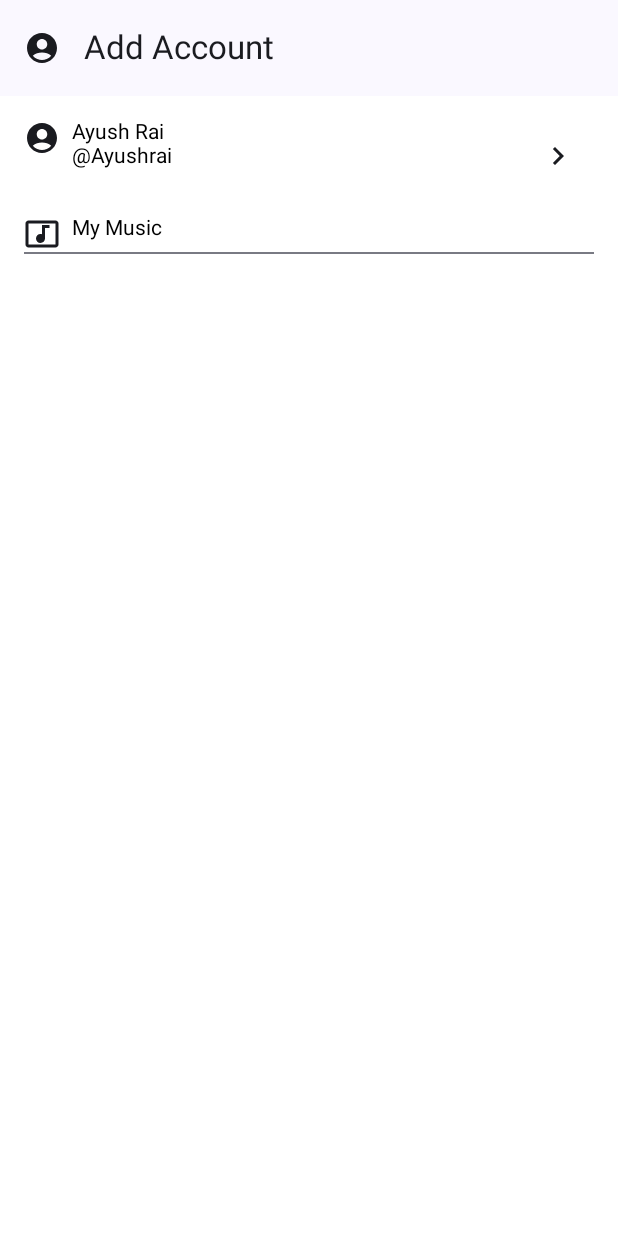
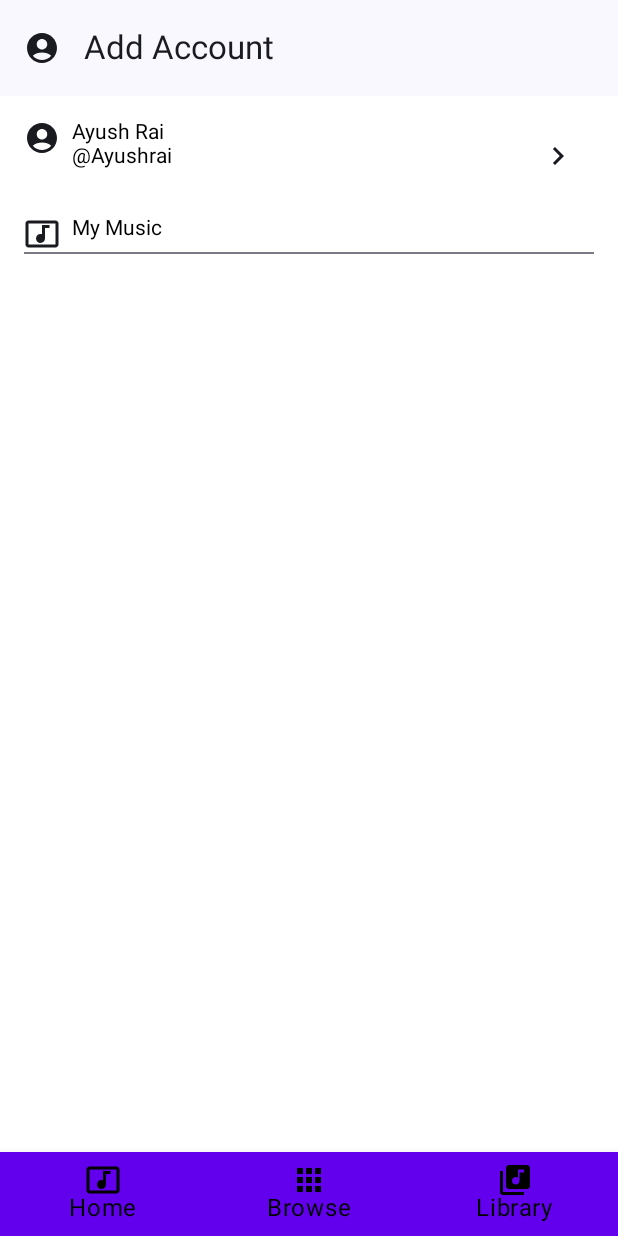
Before and after one commit to Ayushrai2005/Music_App, an Android app built with Jetpack Compose: the screen it shows after launch (MainActivity), on a phone screen of 412 x 824 dp. Run offline under Robolectric (Android 15) with nearby library versions, the phone set to English and light mode, and no system bars.

Commit message:
Prepared and designed Bottom Bar. Later implement Navigation screens

```diff
--- a/app/src/main/java/com/ayush/musicapp/Screen.kt
+++ b/app/src/main/java/com/ayush/musicapp/Screen.kt
@@ -3,6 +3,17 @@ package com.ayush.musicapp
 import androidx.annotation.DrawableRes
 
 sealed class Screen(val title : String , val route : String){
+
+    sealed class BottomScreen(
+        val bTitle : String , val bRoute: String , @DrawableRes val icon : Int
+    ): Screen(bTitle , bRoute){
+        object Home : BottomScreen("Home" , "home" , R.drawable.baseline_music_video_24)
+
+        object Library : BottomScreen("Library" , "library" , R.drawable.baseline_library_music_24)
+
+        object Browse : BottomScreen("Browse" , "browse" , R.drawable.baseline_apps_24)
+
+    }
 
     // All Screen title are mentioned here
 
@@ -28,6 +39,12 @@ sealed class Screen(val title : String , val route : String){
         }
 }
 
+val screensinBottom = listOf(
+    Screen.BottomScreen.Home,
+    Screen.BottomScreen.Browse,
+    Screen.BottomScreen.Library
+)
+
 val screensInDrawer = listOf(
     Screen.DrawerScreen.Account,
     Screen.DrawerScreen.AddAccount,
--- a/app/src/main/java/com/ayush/musicapp/ui/theme/MainView.kt
+++ b/app/src/main/java/com/ayush/musicapp/ui/theme/MainView.kt
@@ -1,5 +1,6 @@
 package com.ayush.musicapp.ui.theme
 
+import android.util.Log
 import android.widget.Toast
 import androidx.compose.foundation.Image
 import androidx.compose.foundation.background
@@ -14,8 +15,11 @@ import androidx.compose.foundation.layout.fillMaxSize
 import androidx.compose.foundation.layout.fillMaxWidth
 import androidx.compose.foundation.layout.padding
 import androidx.compose.foundation.layout.size
+import androidx.compose.foundation.layout.wrapContentSize
 import androidx.compose.foundation.lazy.LazyColumn
 import androidx.compose.foundation.lazy.items
+import androidx.compose.material.BottomNavigation
+import androidx.compose.material.BottomNavigationItem
 import androidx.compose.material.ScaffoldState
 import androidx.compose.material.icons.Icons
 import androidx.compose.material.icons.filled.AccountCircle
@@ -64,6 +68,7 @@ import com.ayush.musicapp.Screen
 import com.ayush.musicapp.Screen.DrawerScreen.Account.title
 import com.ayush.musicapp.SubscriptionView
 import com.ayush.musicapp.screensInDrawer
+import com.ayush.musicapp.screensinBottom
 import kotlinx.coroutines.CoroutineScope
 import kotlinx.coroutines.launch
 
@@ -94,7 +99,33 @@ fun MainView(){
         mutableStateOf(currentScreen.title)
     }
 
+    val bottomBar:  @Composable () -> Unit = {
+        if(currentScreen is Screen.DrawerScreen || currentScreen == Screen.BottomScreen.Home){
+            BottomNavigation(Modifier.wrapContentSize()) {
+                screensinBottom.forEach{
+                        item ->
+                    val isSelected = currentRoute == item.bRoute
+                    Log.d("Navigation", "Item: ${item.bTitle}, Current Route: $currentRoute, Is Selected: $isSelected")
+                    val tint = if(isSelected)Color.White else Color.Black
+                    BottomNavigationItem(selected = currentRoute == item.bRoute,
+                        onClick = { controller.navigate(item.bRoute)
+                            title.value = item.bTitle
+                        }, icon = {
+
+                            Icon(tint= tint,
+                                contentDescription = item.bTitle, painter= painterResource(id = item.icon))
+                        },
+                        label = { Text(text = item.bTitle, color = tint )}
+                        , selectedContentColor = Color.White,
+                        unselectedContentColor = Color.Black
+
+                    )
+                }
+            }
+        }
+    }
     Scaffold(
+        bottomBar = bottomBar,
         topBar = {
             TopAppBar(title = { Text(title.value)},
                 navigationIcon = { IconButton(onClick = {
```
